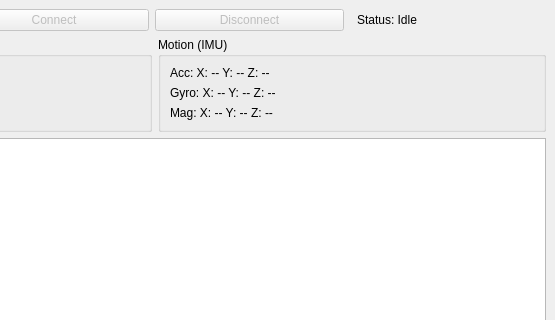
Old version of the form SensorMonitor/ui/MainWindow.ui in the repository Olyxz16/LE; both pictures show x 245 to 800 and y 0 to 320 of the 800 by 600 pixel window.
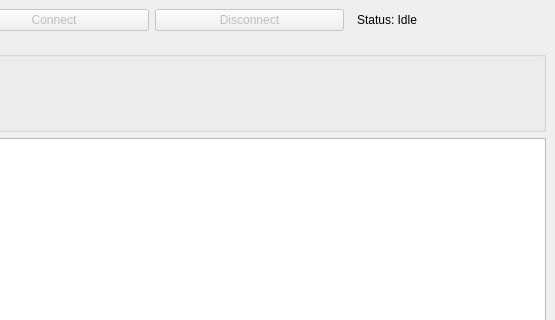
New version of the form.

What changed in the file:
```diff
--- a/SensorMonitor/ui/MainWindow.ui
+++ b/SensorMonitor/ui/MainWindow.ui
@@ -92,36 +92,6 @@
         </layout>
        </widget>
       </item>
-      <item>
-       <widget class="QGroupBox" name="motionGroupBox">
-        <property name="title">
-         <string>Motion (IMU)</string>
-        </property>
-        <layout class="QVBoxLayout" name="motionLayout">
-         <item>
-          <widget class="QLabel" name="accLabel">
-           <property name="text">
-            <string>Acc: X: -- Y: -- Z: --</string>
-           </property>
-          </widget>
-         </item>
-         <item>
-          <widget class="QLabel" name="gyroLabel">
-           <property name="text">
-            <string>Gyro: X: -- Y: -- Z: --</string>
-           </property>
-          </widget>
-         </item>
-         <item>
-          <widget class="QLabel" name="magLabel">
-           <property name="text">
-            <string>Mag: X: -- Y: -- Z: --</string>
-           </property>
-          </widget>
-         </item>
-        </layout>
-       </widget>
-      </item>
      </layout>
     </item>
     <item>
```
